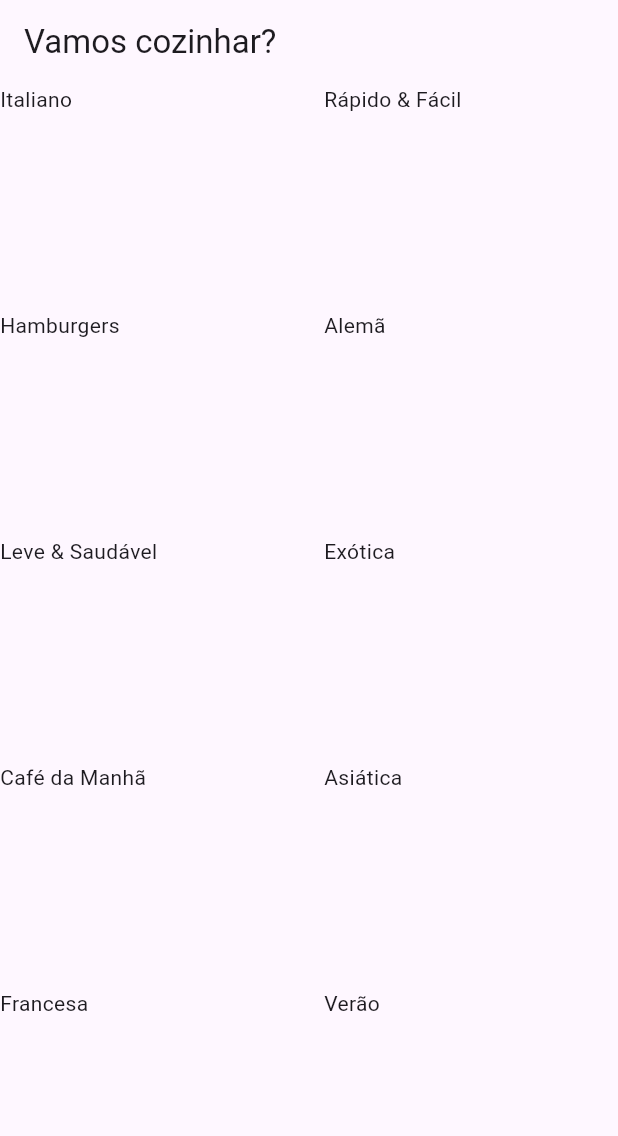
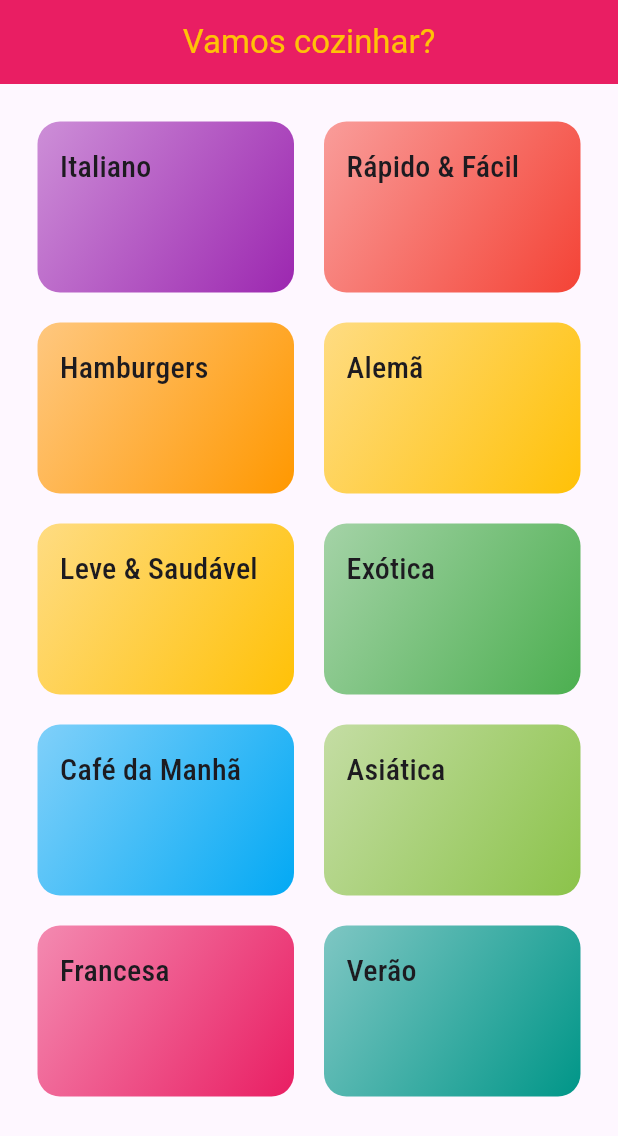
Before and after one commit to TarsisGuerra/multi-screenApp, a Flutter app: the screen it shows after launch, on a phone screen of 412 x 824 dp. Shown: the top 1136 px of the screen. Run offline on Flutter 3.47's test engine with Material 3 defaults, Android fonts, the phone set to English and light mode, and no system bars.

Commit message:
Creating Screen Route

```diff
--- a/lib/components/category_item.dart
+++ b/lib/components/category_item.dart
@@ -2,13 +2,46 @@ import 'package:flutter/material.dart';
 
 import '../models/category.dart';
 
+import '../screens/categories_meals_screen.dart';
+
 class CategoryItem extends StatelessWidget {
   final Category category;
 
-  const CategoryItem(this.category);
+  const CategoryItem(this.category, {super.key});
+
+  void _selectCategory(BuildContext context) {
+    Navigator.of(context).push(
+      MaterialPageRoute(
+        builder: (_) {
+          return CategoriesMealsScreen();
+        },
+      ),
+    );
+  }
 
   @override
   Widget build(BuildContext context) {
-    return Container(child: Text(category.title));
+    return InkWell(
+      onTap: () => _selectCategory(context),
+      splashColor: Theme.of(context).primaryColor, //Cor na hora do clique
+      borderRadius: BorderRadius.circular(
+        15,
+      ), //Para se "encaixar" no formato do Container
+      child: Container(
+        padding: EdgeInsets.all(15),
+        decoration: BoxDecoration(
+          borderRadius: BorderRadius.circular(15),
+          gradient: LinearGradient(
+            colors: [category.color.withValues(alpha: 0.5), category.color],
+            begin: Alignment.topLeft,
+            end: Alignment.bottomRight,
+          ),
+        ),
+        child: Text(
+          category.title,
+          style: Theme.of(context).textTheme.titleMedium,
+        ),
+      ),
+    );
   }
 }
--- a/lib/main.dart
+++ b/lib/main.dart
@@ -12,9 +12,16 @@ class MyApp extends StatelessWidget {
   @override
   Widget build(BuildContext context) {
     return MaterialApp(
+      debugShowCheckedModeBanner: false,
       title: 'Flutter Demo',
       theme: ThemeData(
-        colorScheme: ColorScheme.fromSeed(seedColor: Colors.deepPurple),
+        primaryColor: Colors.pink,
+        highlightColor: Colors.amber,
+        fontFamily: 'Raleway',
+        canvasColor: Color.fromRGBO(255, 254, 229, 1),
+        textTheme: ThemeData.light().textTheme.copyWith(
+          titleMedium: TextStyle(fontSize: 20, fontFamily: 'RobotoCondensed'),
+        ),
       ),
       home: CategoriesScreen(),
     );
--- /dev/null
+++ b/lib/screens/categories_meals_screen.dart
@@ -0,0 +1,13 @@
+import 'package:flutter/material.dart';
+
+class CategoriesMealsScreen extends StatelessWidget {
+  const CategoriesMealsScreen({super.key});
+
+  @override
+  Widget build(BuildContext context) {
+    return Scaffold(
+      appBar: AppBar(title: Text('Receitas')),
+      body: Center(child: Text('Receitas por Categoria')),
+    );
+  }
+}
--- a/lib/screens/categories_screens.dart
+++ b/lib/screens/categories_screens.dart
@@ -8,8 +8,18 @@ class CategoriesScreen extends StatelessWidget {
   @override
   Widget build(BuildContext context) {
     return Scaffold(
-      appBar: AppBar(title: Text("Vamos cozinhar?")),
+      appBar: AppBar(
+        title: Align(
+          alignment: AlignmentGeometry.center,
+          child: Text(
+            "Vamos cozinhar?",
+            style: TextStyle(color: Theme.of(context).highlightColor),
+          ),
+        ),
+        backgroundColor: Theme.of(context).primaryColor,
+      ),
       body: GridView(
+        padding: const EdgeInsets.all(25),
         gridDelegate: SliverGridDelegateWithMaxCrossAxisExtent(
           maxCrossAxisExtent: 200,
           childAspectRatio: 3 / 2,
```
Also changed, not shown: pubspec.yaml (+16 -1 lines), lib/assets/fonts/Raleway-Black.ttf (added), lib/assets/fonts/Raleway-Bold.ttf (added), lib/assets/fonts/Raleway-Regular.ttf (added), lib/assets/fonts/RobotoCondensed-Bold.ttf (added), lib/assets/fonts/RobotoCondensed-Italic.ttf (added), lib/assets/fonts/RobotoCondensed-Light.ttf (added), lib/assets/fonts/RobotoCondensed-Regular.ttf (added).
